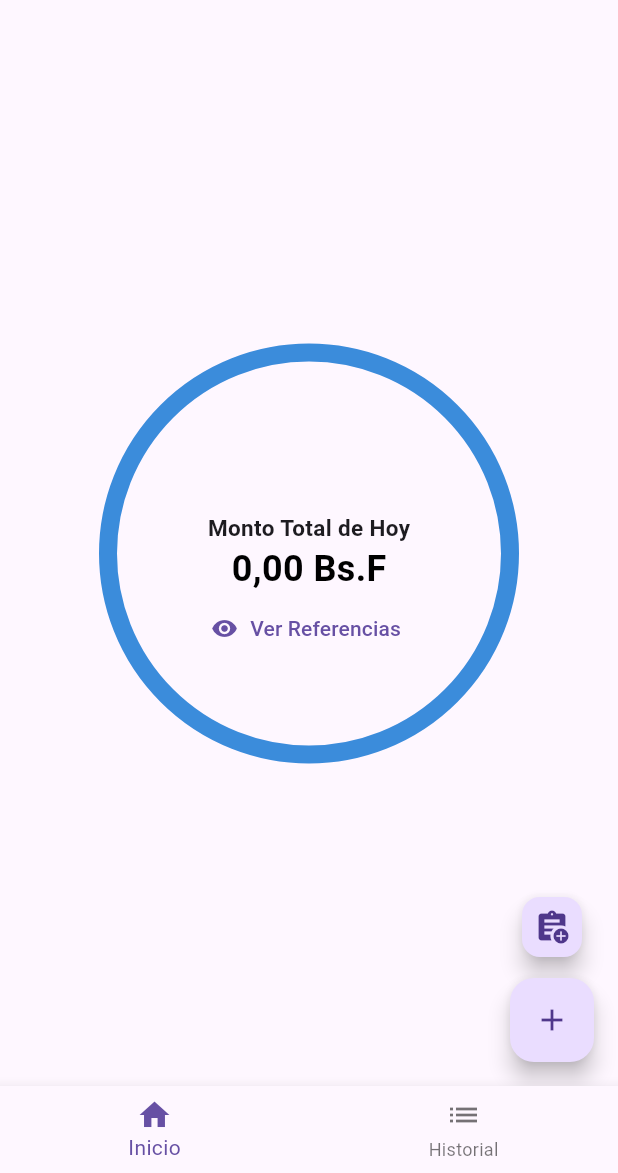
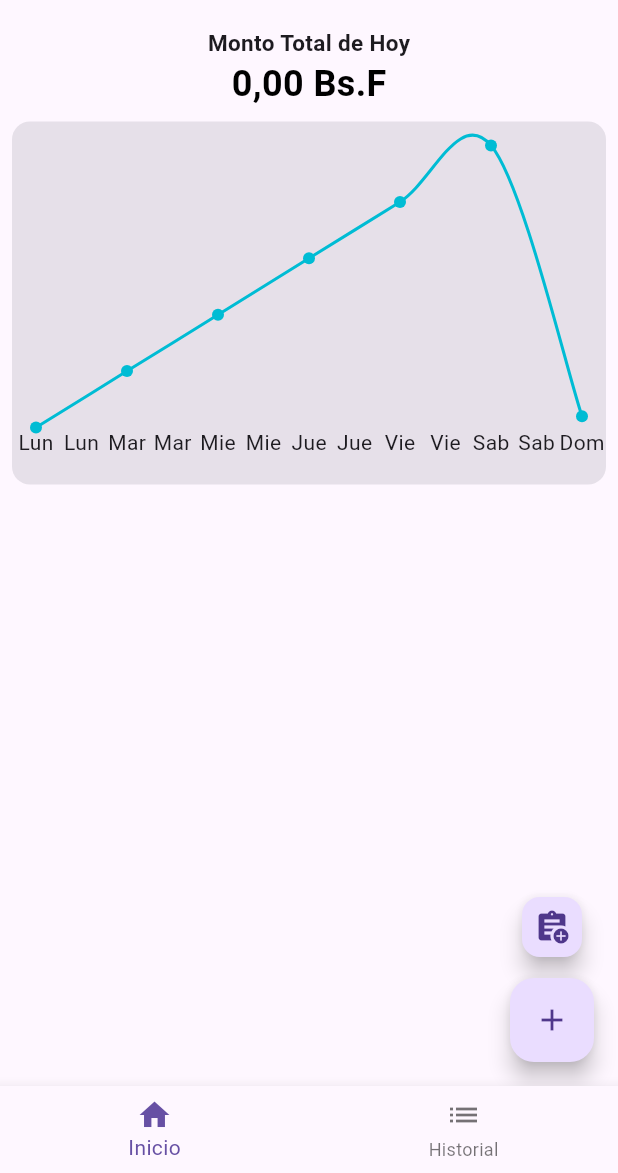
Before and after one commit to NightmareFox12/mi-referencia, a Flutter app: the screen it shows after launch, on a phone screen of 412 x 824 dp, the part 63-1236 px from its top. Run offline on Flutter 3.47's test engine with Material 3 defaults, Android fonts, the phone set to English and light mode, and no system bars; drawn by our look-alikes of fl_chart, skeletonizer; our stand-ins replace drift, drift_flutter, flutter_hooks, flutter_riverpod, hooks_riverpod, shared_preferences; accounts and stored records are empty; generated files the repository leaves out were written again.

Commit message:
feat: implement home screen with total amount display and last week's line chart

```diff
--- a/lib/presentation/home/home_screen.dart
+++ b/lib/presentation/home/home_screen.dart
@@ -1,15 +1,17 @@
 import 'package:flutter/material.dart';
 import 'package:flutter_hooks/flutter_hooks.dart';
+import 'package:hooks_riverpod/hooks_riverpod.dart';
 import 'package:mi_referencia/presentation/history/history_screen.dart';
-import 'package:mi_referencia/presentation/widgets/animate_pie.dart';
 import 'package:mi_referencia/presentation/widgets/bottom_bar_widget.dart';
 import 'package:mi_referencia/presentation/widgets/fab_menu.dart';
+import 'package:mi_referencia/presentation/widgets/last_week_line_chart.dart';
+import 'package:mi_referencia/presentation/widgets/total_amount_label.dart';
 
-class HomeScreen extends HookWidget {
+class HomeScreen extends HookConsumerWidget {
   const HomeScreen({super.key});
 
   @override
-  Widget build(BuildContext context) {
+  Widget build(BuildContext context, WidgetRef ref) {
     //states
     final currentScreen = useState<int>(0);
 
@@ -21,7 +23,13 @@ class HomeScreen extends HookWidget {
         alignment: Alignment.bottomRight,
         children: [
           currentScreen.value == 0
-              ? AnimatePie(currentScreen: currentScreen)
+              ? Column(
+                  children: [
+                    TotalAmountLabel(),
+                    // AnimatePie(currentScreen: currentScreen),
+                    LastWeekLineChart(),
+                  ],
+                )
               : (currentScreen.value == 1)
               ? HistoryScreen()
               : Center(
@@ -34,6 +42,7 @@ class HomeScreen extends HookWidget {
                     ],
                   ),
                 ),
+
           FabMenu(currentScreen: currentScreen.value),
         ],
       ),
--- /dev/null
+++ b/lib/presentation/widgets/last_week_line_chart.dart
@@ -0,0 +1,84 @@
+import 'package:fl_chart/fl_chart.dart';
+import 'package:flutter/cupertino.dart';
+import 'package:flutter/material.dart';
+import 'package:hooks_riverpod/hooks_riverpod.dart';
+import 'package:mi_referencia/utils/format_amount.dart';
+
+class LastWeekLineChart extends HookConsumerWidget {
+  final List<String> weekDays = [
+    "Lun",
+    "Mar",
+    "Mie",
+    "Jue",
+    "Vie",
+    "Sab",
+    "Dom",
+  ];
+
+  @override
+  Widget build(BuildContext context, WidgetRef ref) {
+    return Padding(
+      padding: const EdgeInsets.symmetric(horizontal: 4),
+      child: SizedBox(
+        width: double.maxFinite,
+        height: 250,
+        child: Card.filled(
+          child: Padding(
+            padding: const EdgeInsets.all(16),
+            child: LineChart(
+              LineChartData(
+                gridData: FlGridData(show: false),
+                titlesData: FlTitlesData(
+                  bottomTitles: AxisTitles(
+                    sideTitles: SideTitles(
+                      showTitles: true,
+                      getTitlesWidget: (value, meta) =>
+                          Text(weekDays[value.toInt()]),
+                    ),
+                  ),
+                  leftTitles: AxisTitles(
+                    sideTitles: SideTitles(showTitles: false),
+                  ),
+                  rightTitles: AxisTitles(
+                    sideTitles: SideTitles(showTitles: false),
+                  ),
+                  topTitles: AxisTitles(
+                    sideTitles: SideTitles(showTitles: false),
+                  ),
+                ),
+                borderData: FlBorderData(show: false),
+                lineTouchData: LineTouchData(
+                  touchTooltipData: LineTouchTooltipData(
+                    getTooltipItems: (touchedSpots) => touchedSpots
+                        .map(
+                          (spot) => LineTooltipItem(
+                            "${formatAmount(spot.y)} Bs.F",
+                            const TextStyle(fontWeight: FontWeight.bold),
+                          ),
+                        )
+                        .toList(),
+                  ),
+                ),
+                lineBarsData: [
+                  LineChartBarData(
+                    isCurved: true,
+
+                    spots: [
+                      const FlSpot(0, 0),
+                      const FlSpot(1, 500),
+                      const FlSpot(2, 1000),
+                      const FlSpot(3, 1500),
+                      const FlSpot(4, 2000),
+                      const FlSpot(5, 2500),
+                      const FlSpot(6, 100),
+                    ],
+                  ),
+                ],
+              ),
+            ),
+          ),
+        ),
+      ),
+    );
+  }
+}
--- /dev/null
+++ b/lib/presentation/widgets/total_amount_label.dart
@@ -0,0 +1,38 @@
+import 'package:flutter/material.dart';
+import 'package:hooks_riverpod/hooks_riverpod.dart';
+import 'package:mi_referencia/domain/reference_provider.dart';
+import 'package:mi_referencia/utils/format_amount.dart';
+import 'package:skeletonizer/skeletonizer.dart';
+
+class TotalAmountLabel extends HookConsumerWidget {
+  @override
+  Widget build(BuildContext context, WidgetRef ref) {
+    final totalAmountReferenceAsync = ref.watch(totalAmountProvider);
+
+    return Padding(
+      padding: const EdgeInsets.all(4),
+      child: Column(
+        mainAxisSize: MainAxisSize.min,
+        children: [
+          Text(
+            'Monto Total de Hoy',
+            style: TextStyle(fontSize: 15, fontWeight: FontWeight.bold),
+          ),
+
+          Skeletonizer(
+            enabled: totalAmountReferenceAsync.isLoading,
+            enableSwitchAnimation: true,
+            child: Text(
+              '${formatAmount(totalAmountReferenceAsync.value ?? 0.0)} Bs.F',
+              style: const TextStyle(
+                fontSize: 24,
+                fontWeight: FontWeight.bold,
+                color: Colors.black,
+              ),
+            ),
+          ),
+        ],
+      ),
+    );
+  }
+}
```
